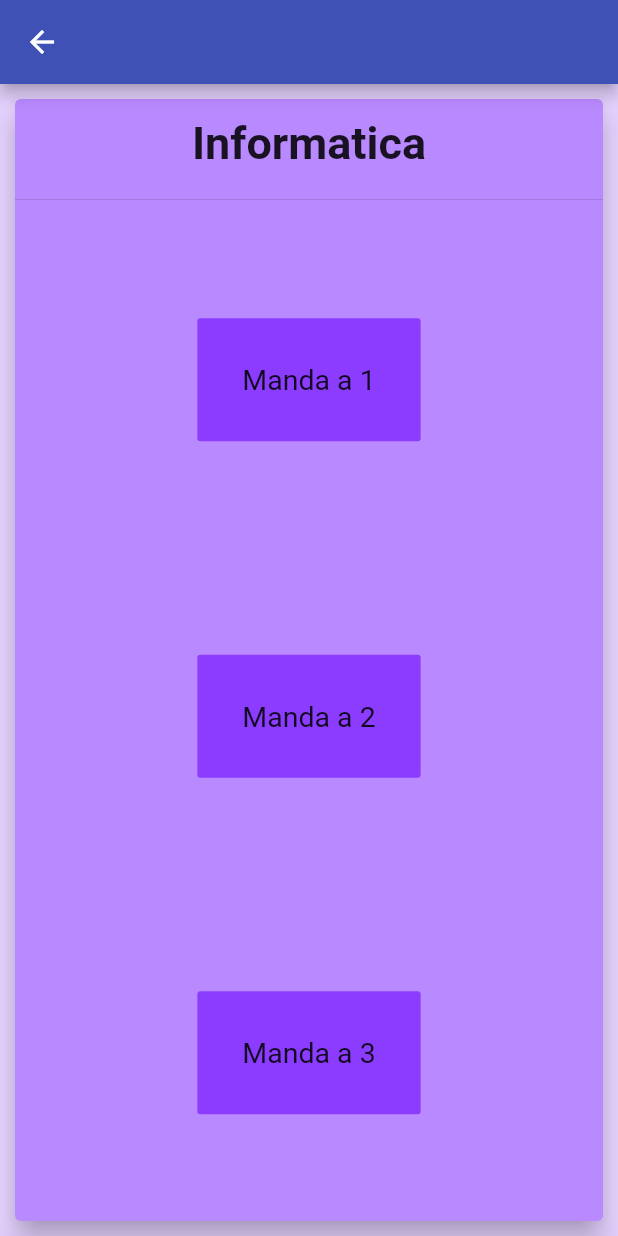
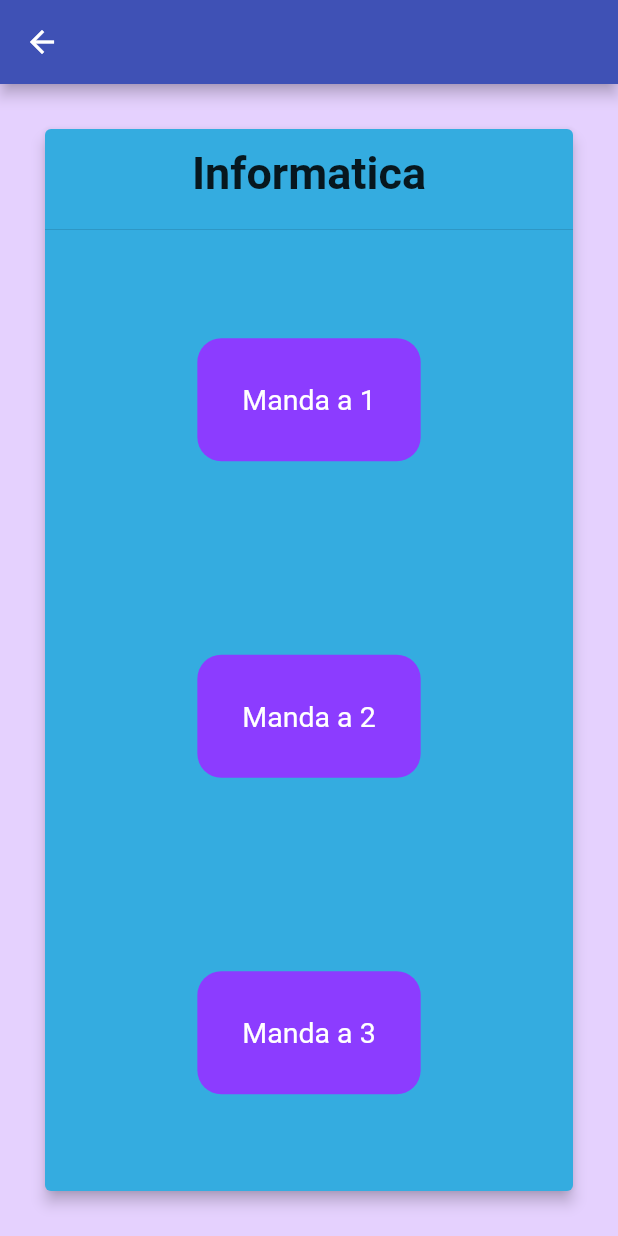
Before and after one commit to STB1019/Flutter-RemoteTree, a Flutter app: the screen it shows after launch, after a tap on the "update" icon, after a tap on "Informatica", on a phone screen of 412 x 824 dp. Run offline on Flutter 3.47's test engine with Material 2 defaults, Android fonts, the phone set to English and light mode, and no system bars; our stand-ins replace sqflite; accounts and stored records are empty; network calls fail; statements that could not run were skipped.

Commit message:
Aggiustamenti grafici

```diff
--- a/lib/View/ButtonSectionPage.dart
+++ b/lib/View/ButtonSectionPage.dart
@@ -23,6 +23,7 @@ class _ButtonSectionPageState extends State<ButtonSectionPage> {
     var buttons = List<Widget>();
     section.buttonlinks.forEach((element) {
       buttons.add(FlatButton(padding: EdgeInsets.all(30.0),
+            shape: RoundedRectangleBorder(borderRadius: BorderRadius.circular(16.0)),
             color: Color(0xFF8C3CFF),
             onPressed: () {
               print("TODO Manda alla sezione nr ${element.link}");
@@ -34,9 +35,9 @@ class _ButtonSectionPageState extends State<ButtonSectionPage> {
       appBar: AppBar(),
       backgroundColor: Color(0xFFE5D1FE),
       body: Card(
-        elevation: 8,
-        color: Color(0xFFB989FF),
-        margin: EdgeInsets.all(10.0),
+        elevation: 4,
+        margin: EdgeInsets.all(30),
+        color: Color(0xFF34ace0),
         child: Column(
           children: [
             title,
--- a/lib/View/generator.dart
+++ b/lib/View/generator.dart
@@ -17,8 +17,9 @@ Widget genericButton(String id) {
 Widget genericText(String str, {bool bold = false}) {
   return Text(
     str,
-    textAlign: TextAlign.center,
+    textAlign: TextAlign.left,
     style: TextStyle(
+      color: Colors.white,
         fontSize: 19.0,
         fontWeight: (bold) ? FontWeight.bold : FontWeight.normal),
     maxLines: 3,
@@ -28,12 +29,14 @@ Widget genericText(String str, {bool bold = false}) {
 //TODO aggiornare per nuove tipologie di sezione
 Widget listTileFromSection(String title, Icon icon, Function onTap) {
   return Padding(
-    padding: const EdgeInsets.all(12.0),
-    child: ListTile(
-      tileColor: Color(0xFFBB86FC),
-      title: Center(child: genericText(title)),
-      leading: icon,
-      onTap: onTap,
+    padding: const EdgeInsets.only(top: 12.0, bottom: 12.0, right: 35, left: 35),
+    child: Container(
+      decoration: BoxDecoration(color: Color(0xFF34ace0),borderRadius: BorderRadius.circular(12)),
+      child: ListTile(
+        title:genericText(title, bold: true),
+        leading: icon,
+        onTap: onTap,
+      ),
     ),
   );
 }
@@ -45,6 +48,7 @@ List<Widget> buildHome(BuildContext cx, List<GenericSection> list) {
     padding: const EdgeInsets.all(10.0),
     child: Text(
       "Elenco Sezioni",
+      textAlign: TextAlign.center,
       style: TextStyle(
         fontSize: 25.0,
         fontWeight: FontWeight.bold,
@@ -57,7 +61,7 @@ List<Widget> buildHome(BuildContext cx, List<GenericSection> list) {
     if (section is ButtonSection) {
       widgets.add(listTileFromSection(
           section.title,
-          Icon(Icons.book),
+          Icon(Icons.book, color: Colors.white,),
           () => Navigator.push(
                 cx,
                 MaterialPageRoute(builder: (cx) {
@@ -66,14 +70,14 @@ List<Widget> buildHome(BuildContext cx, List<GenericSection> list) {
               )));
     } else if (section is WebSection) {
       widgets.add(listTileFromSection(
-          section.title, Icon(Icons.open_in_browser), () async {
+          section.title, Icon(Icons.open_in_browser,color: Colors.white,), () async {
         Scaffold.of(cx).showSnackBar(
             SnackBar(content: Text("Apertura link nel browser predefinito")));
         if (await canLaunch(section.link)) await launch(section.link);
       }));
     }
     else if( section is ImageSection){
-      widgets.add(listTileFromSection(section.title, Icon(Icons.image), ()=> Navigator.push(cx, MaterialPageRoute(builder: (cx){
+      widgets.add(listTileFromSection(section.title, Icon(Icons.image, color: Colors.white,), ()=> Navigator.push(cx, MaterialPageRoute(builder: (cx){
         return ImageSectionPage(section);
       }))));
     }
--- a/lib/main.dart
+++ b/lib/main.dart
@@ -120,9 +120,12 @@ class _MyHomePageState extends State<MyHomePage> {
           print(snapshot.error);
         } else if (snapshot.hasData &&
             snapshot.connectionState == ConnectionState.done) {
-          widgetToShow = Card(elevation: 5,child: ListView(shrinkWrap: true,children:
-              commons_widgets.buildHome(context, snapshot.data.getAllSections()))
-         );
+          widgetToShow = Padding(
+            padding: const EdgeInsets.all(10.0),
+            child: Card(elevation: 5,child: ListView(shrinkWrap: true,children:
+                commons_widgets.buildHome(context, snapshot.data.getAllSections()))
+         ),
+          );
         } else { // Dati non ancora pronti
           widgetToShow = Center(
             child: Column(
```
Also changed, not shown: lib/View/ImageSectionPage.dart (+18 -30 lines), 1 other file.
